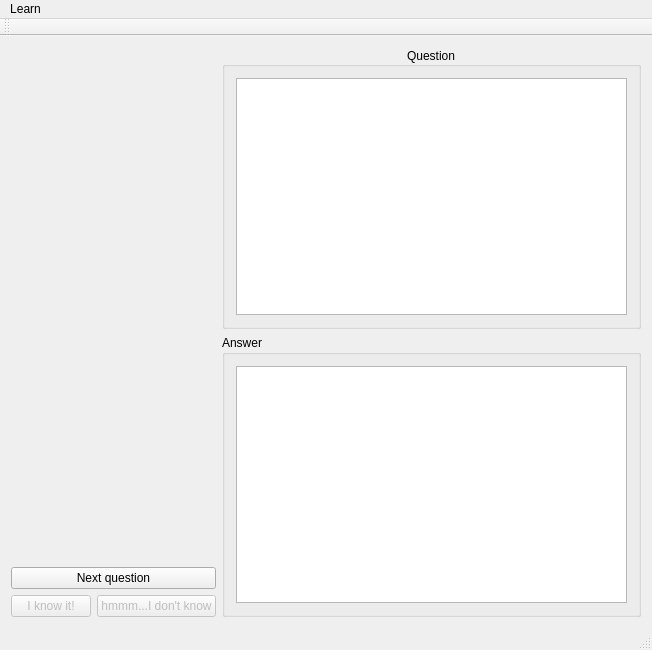
First picture: the form in GonzalesApp/mainwindow.ui, repository szymonpi/Gonzales, before the edit.
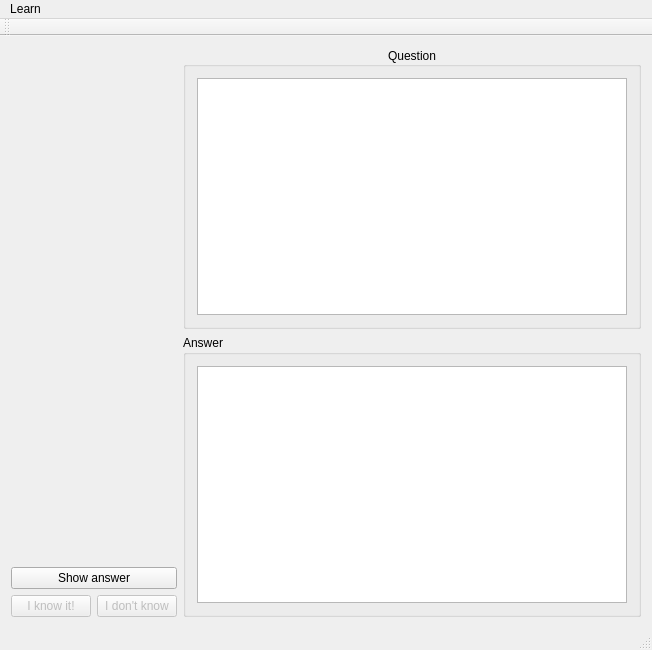
Second picture: the form after the edit.

Commit message: part1 of refactoring mainwindow

```diff
--- a/GonzalesApp/mainwindow.ui
+++ b/GonzalesApp/mainwindow.ui
@@ -33,7 +33,7 @@
       <item>
        <widget class="QPushButton" name="pushButtonNextWord">
         <property name="text">
-         <string>Next question</string>
+         <string>Show answer</string>
         </property>
        </widget>
       </item>
@@ -55,7 +55,7 @@
            <bool>false</bool>
           </property>
           <property name="text">
-           <string>hmmm...I don't know</string>
+           <string>I don't know</string>
           </property>
          </widget>
         </item>
```
Left out of the diff: 2 changed lines with no effect on the pictures. The commit also changes 2 other files.
